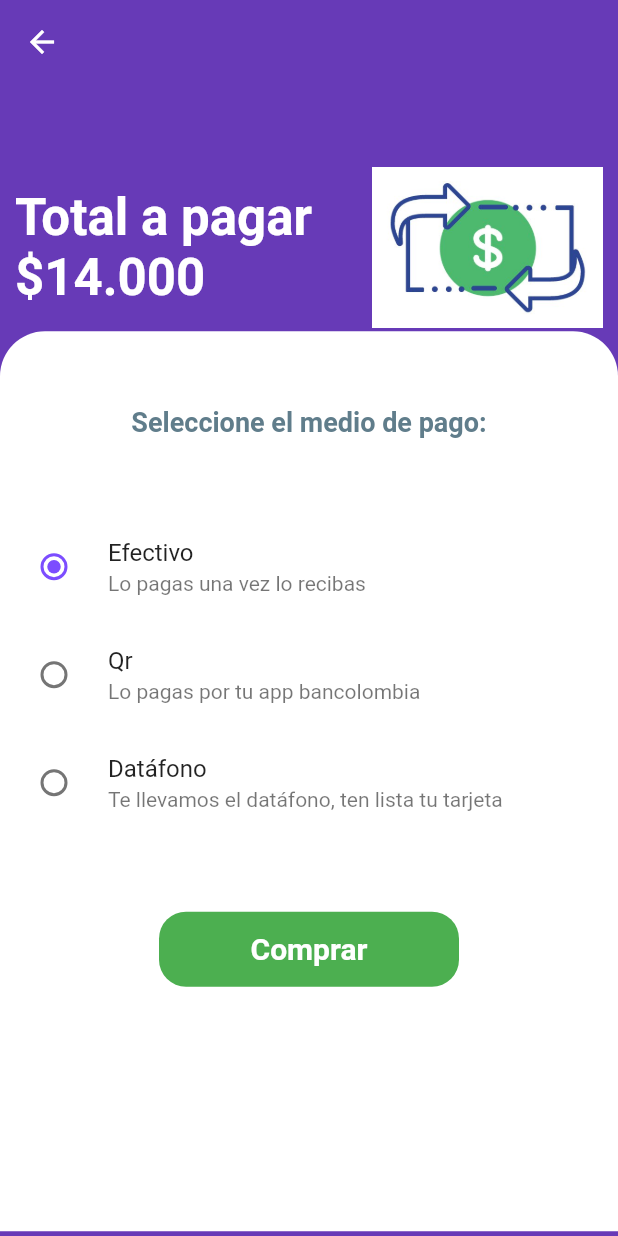
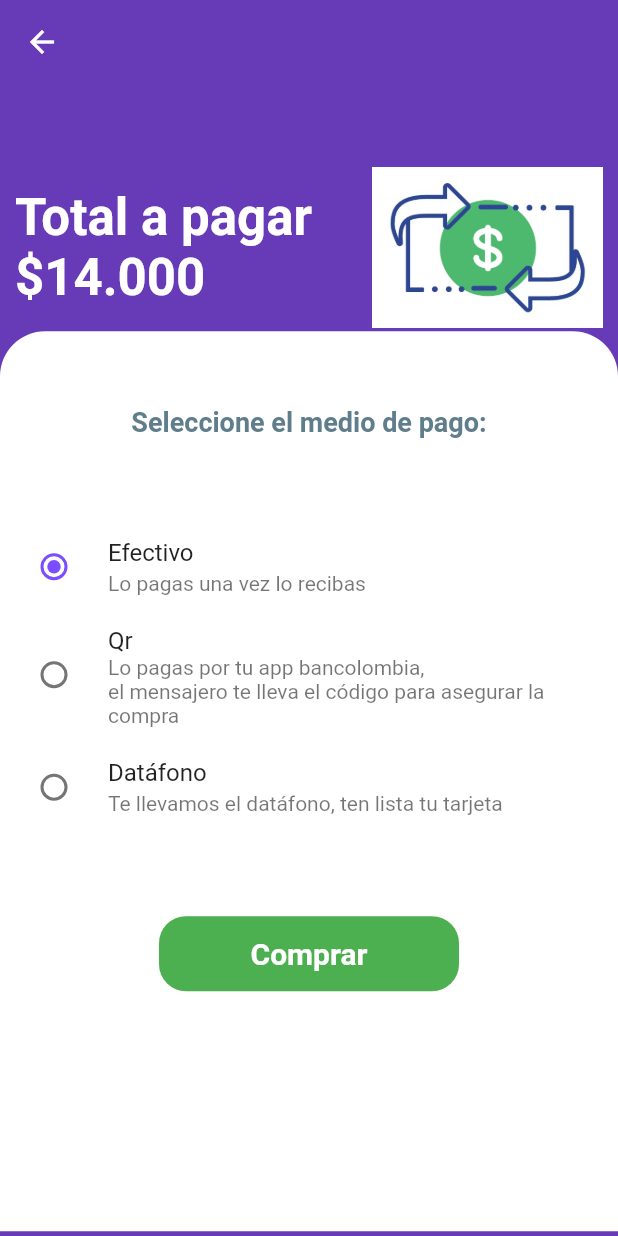
Before and after one commit to julianGonzalezV/ocio, a Flutter app: the PaymentPage screen opened by its route, on a phone screen of 412 x 824 dp. Run offline on Flutter 3.47's test engine with Material 2 defaults, Android fonts, the phone set to English and light mode, and no system bars; our stand-ins replace rxdart, shared_preferences; accounts and stored records are empty.

Commit message:
payment change

```diff
--- a/lib/src/pages/payment_page.dart
+++ b/lib/src/pages/payment_page.dart
@@ -142,7 +142,8 @@ class PaymentState extends State<PaymentPage> {
         ),
         RadioListTile(
           title: Text('Qr'),
-          subtitle: Text('Lo pagas por tu app bancolombia'),
+          subtitle: Text(
+              'Lo pagas por tu app bancolombia,\nel mensajero te lleva el código para asegurar la compra'),
           value: 1,
           groupValue: _paySelected,
           onChanged: _paymentOptionsHandler,
```
